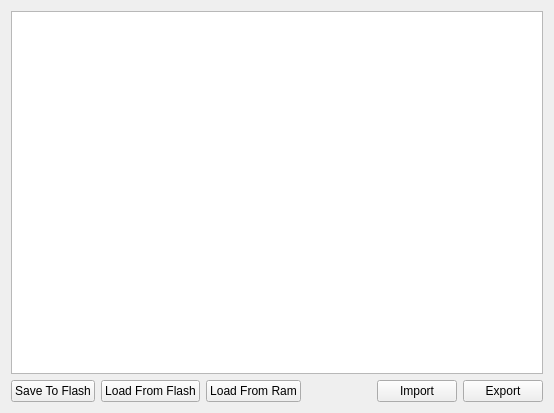
Old version of the form src/tableview3d.ui in the repository fredcooke/emstudio.
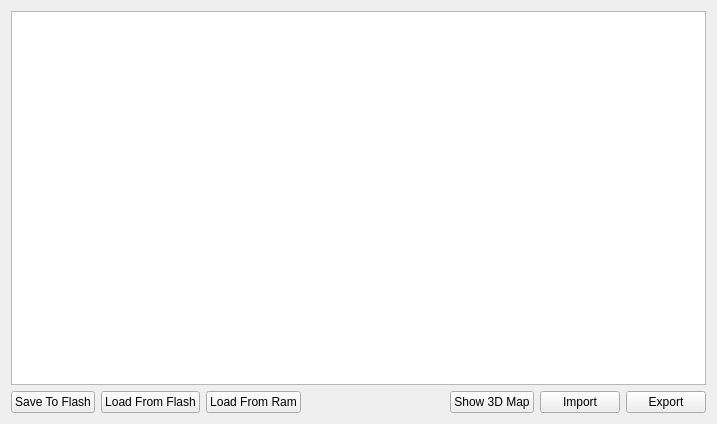
New version of the form.

```diff
--- a/src/tableview3d.ui
+++ b/src/tableview3d.ui
@@ -6,8 +6,8 @@
    <rect>
     <x>0</x>
     <y>0</y>
-    <width>554</width>
-    <height>413</height>
+    <width>717</width>
+    <height>424</height>
    </rect>
   </property>
   <property name="windowTitle">
@@ -53,6 +53,13 @@
        </property>
       </spacer>
      </item>
+     <item>
+      <widget class="QPushButton" name="showMapPushButton">
+       <property name="text">
+        <string>Show 3D Map</string>
+       </property>
+      </widget>
+     </item>
      <item>
       <widget class="QPushButton" name="importPushButton">
        <property name="text">
```
